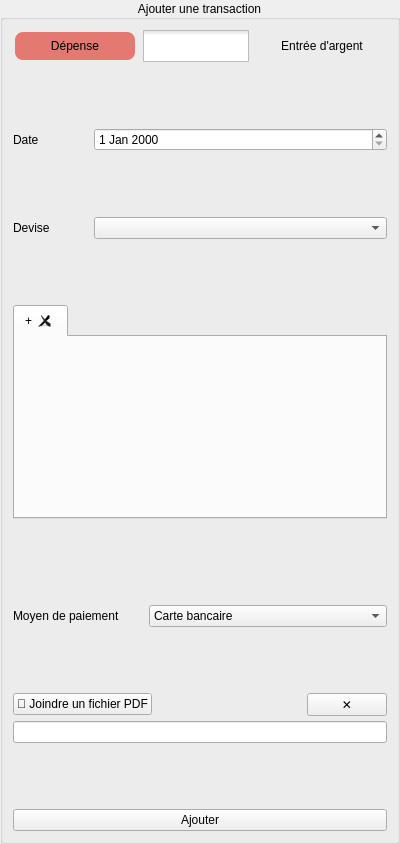
Above: transform.ui from torway/OverAid before the change. Below: the same form after it.
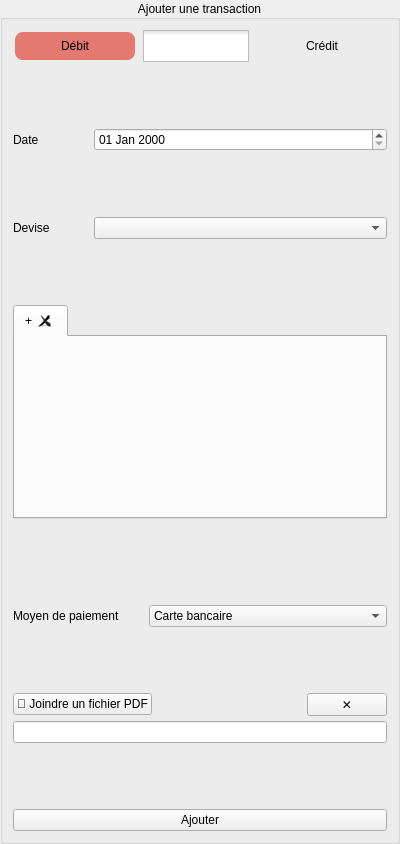
That is the form after the change. Icons and pictures are not drawn.

```diff
--- a/transform.ui
+++ b/transform.ui
@@ -180,7 +180,11 @@
          </widget>
         </item>
         <item row="0" column="1">
-         <widget class="QDateEdit" name="dateEditAdd"/>
+         <widget class="QDateEdit" name="dateEditAdd">
+          <property name="displayFormat">
+           <string>dd MMM yyyy</string>
+          </property>
+         </widget>
         </item>
         <item row="2" column="0">
          <widget class="QLabel" name="label_5">
@@ -296,7 +300,7 @@
 }</string>
           </property>
           <property name="text">
-           <string>Dépense</string>
+           <string>Débit</string>
           </property>
           <property name="checkable">
            <bool>true</bool>
@@ -371,7 +375,7 @@
 }</string>
           </property>
           <property name="text">
-           <string>Entrée d'argent</string>
+           <string>Crédit</string>
           </property>
           <property name="checkable">
            <bool>true</bool>
```
Left out of the diff: 20 changed lines with no effect on the pictures.
